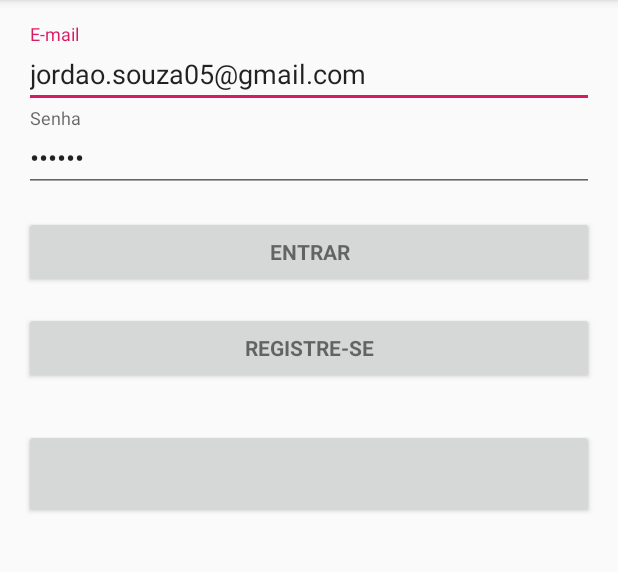
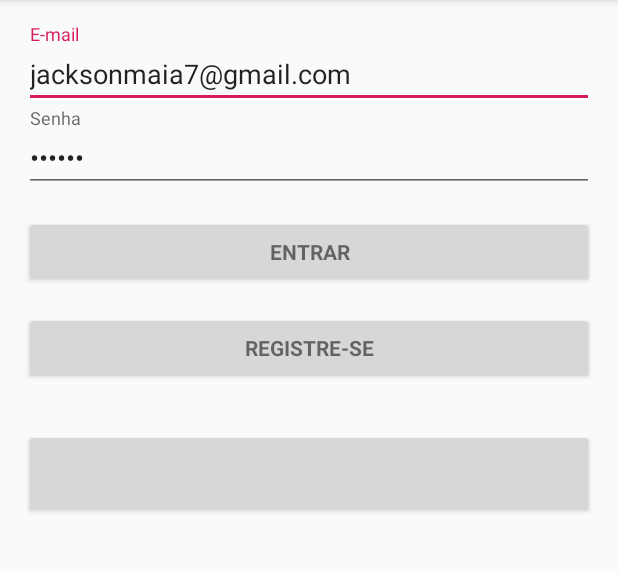
Before and after one commit to jacksonmaia/Novo-Sispu, an Android app: the screen it shows after launch (LoginActivity), on a phone screen of 412 x 824 dp, the part 84-656 px from its top. Run offline under Robolectric (Android 15) with nearby library versions, the phone set to English and light mode, and no system bars; our stand-ins replace Firebase (no records; nobody signed in at launch, a user with empty details on screens opened directly); libraries missing offline, so code that uses them is left out: com.facebook, com.facebook.login; plain views replace LoginButton; 8 statements that could not run were skipped.

Commit message:
Modificações

```diff
--- a/app/src/main/res/layout/activity_login.xml
+++ b/app/src/main/res/layout/activity_login.xml
@@ -39,7 +39,7 @@
                     android:id="@+id/email"
                     android:layout_width="match_parent"
                     android:layout_height="wrap_content"
-                    android:text="jordao.souza05@gmail.com"
+                    android:text="jacksonmaia7@gmail.com"
                     android:hint="@string/prompt_email"
                     android:inputType="textEmailAddress"
                     android:maxLines="1"
```
Also changed, not shown: 2 other files.
